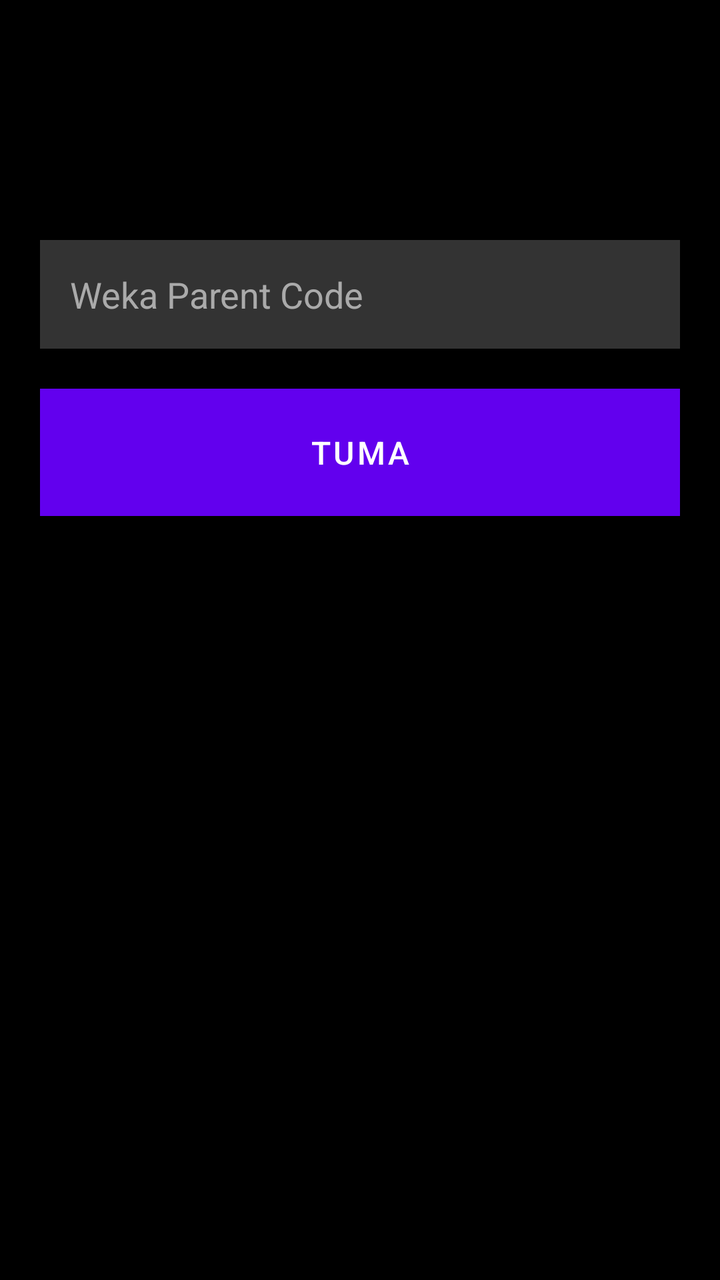
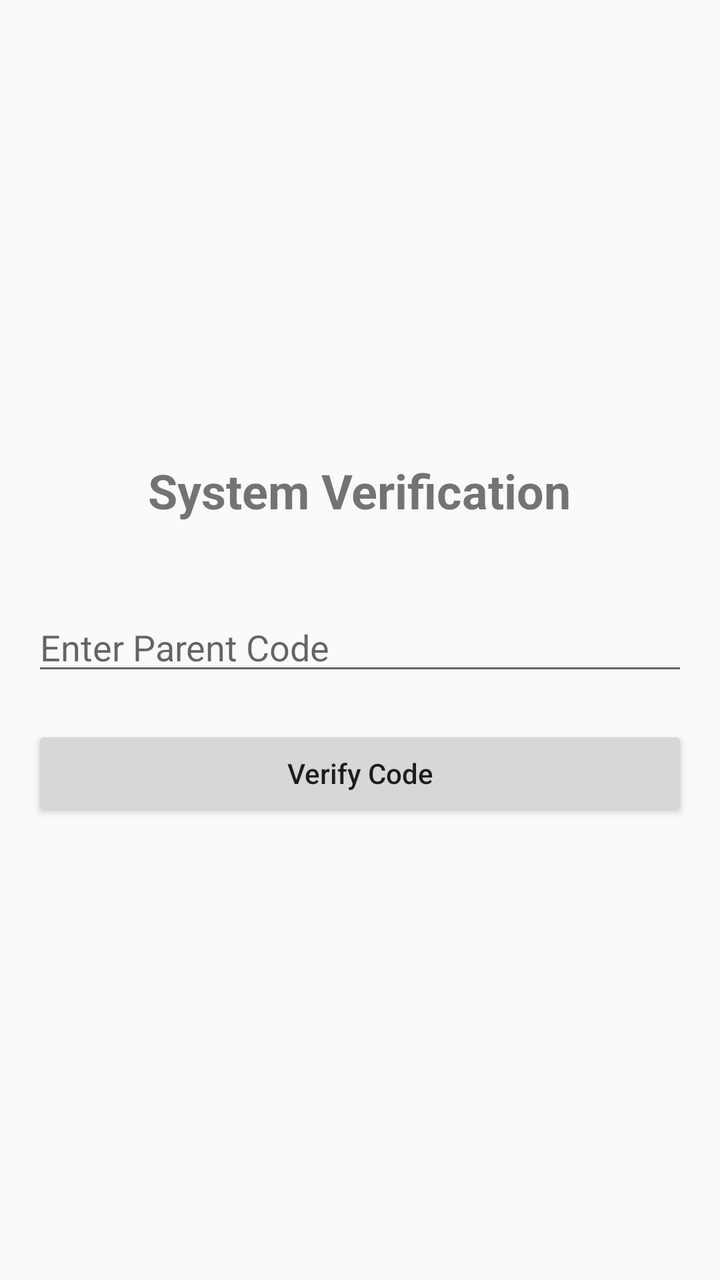

Compare the two renders of this Android layout. The source of the first and the diff that turns it into the second are given below.
<!-- AndroidManifest.xml: application theme AppTheme -->
<!-- res/layout/activity_login.xml -->
<?xml version="1.0" encoding="utf-8"?>
<LinearLayout xmlns:android="http://schemas.android.com/apk/res/android"
    android:layout_width="match_parent"
    android:layout_height="match_parent"
    android:background="#000000"
    android:orientation="vertical"
    android:padding="20dp">

    <EditText
        android:id="@+id/codeInput"
        android:layout_width="match_parent"
        android:layout_height="wrap_content"
        android:layout_marginTop="100dp"
        android:background="#333333"
        android:hint="Weka Parent Code"
        android:inputType="textCapCharacters"
        android:maxLength="8"
        android:padding="15dp"
        android:textColor="#FFFFFF"
        android:textColorHint="#AAAAAA"
        android:textSize="18sp" />

    <Button
        android:id="@+id/submitButton"
        android:layout_width="match_parent"
        android:layout_height="wrap_content"
        android:layout_marginTop="20dp"
        android:background="#444444"
        android:padding="15dp"
        android:text="Tuma"
        android:textColor="#FFFFFF"
        android:textSize="16sp" />

</LinearLayout>
<!-- resources referenced by this layout -->
<resources>

</resources>

<!-- the commit's change to res/layout/activity_login.xml (unified diff, before → after) -->
@@ -2,33 +2,32 @@
 <LinearLayout xmlns:android="http://schemas.android.com/apk/res/android"
     android:layout_width="match_parent"
     android:layout_height="match_parent"
-    android:background="#000000"
     android:orientation="vertical"
-    android:padding="20dp">
+    android:padding="16dp"
+    android:gravity="center">
+
+    <TextView
+        android:layout_width="wrap_content"
+        android:layout_height="wrap_content"
+        android:text="System Verification"
+        android:textSize="24sp"
+        android:textStyle="bold"
+        android:layout_marginBottom="40dp" />
 
     <EditText
         android:id="@+id/codeInput"
         android:layout_width="match_parent"
         android:layout_height="wrap_content"
-        android:layout_marginTop="100dp"
-        android:background="#333333"
-        android:hint="Weka Parent Code"
+        android:hint="Enter Parent Code"
+        android:maxLines="1"
         android:inputType="textCapCharacters"
-        android:maxLength="8"
-        android:padding="15dp"
-        android:textColor="#FFFFFF"
-        android:textColorHint="#AAAAAA"
-        android:textSize="18sp" />
+        android:layout_marginBottom="20dp" />
 
     <Button
         android:id="@+id/submitButton"
         android:layout_width="match_parent"
         android:layout_height="wrap_content"
-        android:layout_marginTop="20dp"
-        android:background="#444444"
-        android:padding="15dp"
-        android:text="Tuma"
-        android:textColor="#FFFFFF"
-        android:textSize="16sp" />
+        android:text="Verify Code"
+        android:textAllCaps="false" />
 
 </LinearLayout>
<!-- resource entries referenced after the edit -->
@@ -1,5 +1,9 @@
 <!-- resources referenced by this layout -->
 <resources>
-
+  <style name="AppTheme" parent="Theme.AppCompat.Light.DarkActionBar">
+          <item name="colorPrimary">#2196F3</item>
+          <item name="colorPrimaryDark">#1976D2</item>
+          <item name="colorAccent">#FF4081</item>
+      </style>
 </resources>
 
